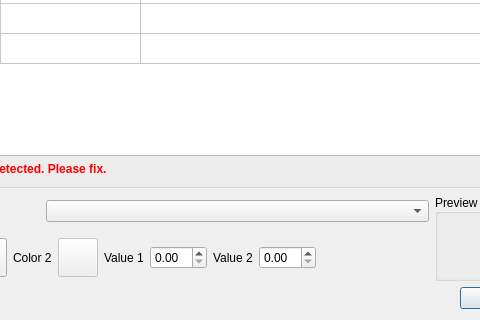
Before: the Qt Designer form fixtureeditor/editchannel.ui in mcallegari/qlcplus, drawn with Qt 5; both pictures show x 163 to 643 and y 380 to 700 of the 800 by 700 pixel window.
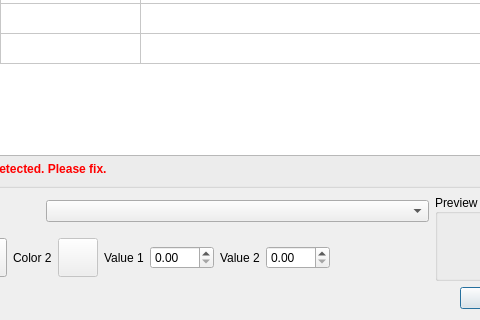
After: the same form once the commit is applied. Icons and pictures are not drawn.

Commit message:
fixtureeditor: update range spins on capability selection
Fix value2 spin change only (value1 must be updated too)

What changed in the file:
```diff
--- a/fixtureeditor/editchannel.ui
+++ b/fixtureeditor/editchannel.ui
@@ -389,7 +389,11 @@
         </widget>
        </item>
        <item>
-        <widget class="QDoubleSpinBox" name="m_val1Spin"/>
+        <widget class="QDoubleSpinBox" name="m_val1Spin">
+         <property name="maximum">
+          <double>999.990000000000009</double>
+         </property>
+        </widget>
        </item>
        <item>
         <widget class="QLabel" name="m_val2Label">
@@ -399,7 +403,11 @@
         </widget>
        </item>
        <item>
-        <widget class="QDoubleSpinBox" name="m_val2Spin"/>
+        <widget class="QDoubleSpinBox" name="m_val2Spin">
+         <property name="maximum">
+          <double>999.990000000000009</double>
+         </property>
+        </widget>
        </item>
        <item>
         <spacer name="horizontalSpacer">
```
The commit also changes 1 other file.
